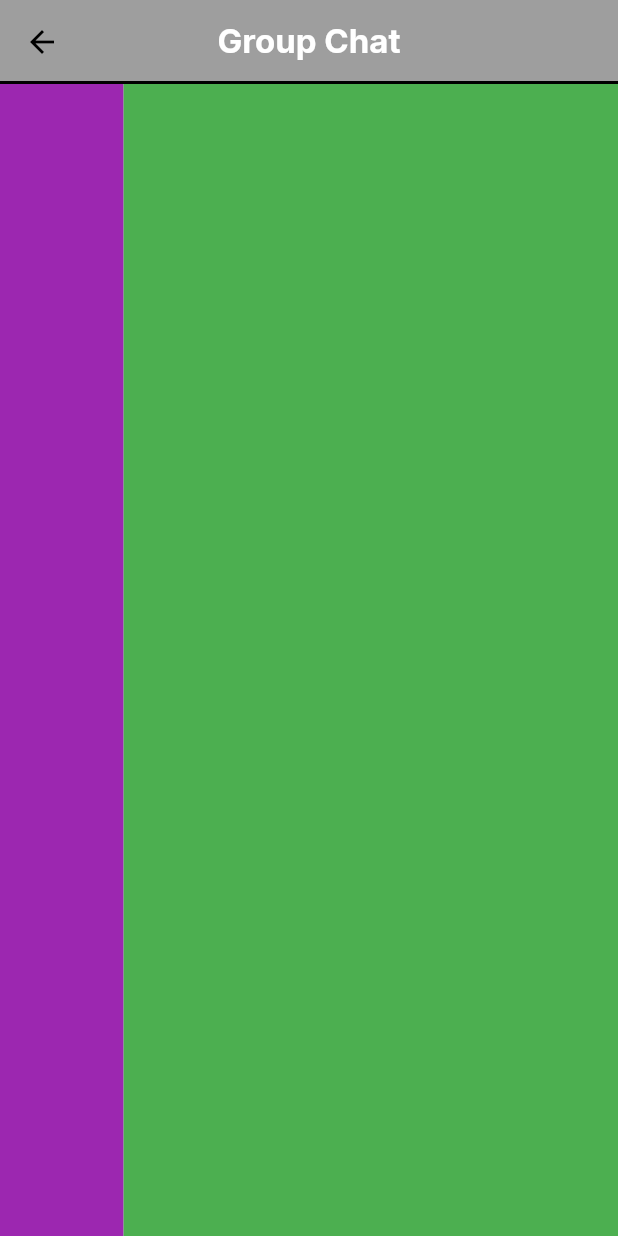
After one commit to 6B-Best-group/TheHousemateApp, a Flutter app: the GroupChatPage screen opened by its route, on a phone screen of 412 x 824 dp. The commit adds this screen. Run offline on Flutter 3.47's test engine with Material 3 defaults, Android fonts, the phone set to English and light mode, and no system bars; our stand-ins replace flutter_calendar_carousel; missing offline and left inert: dart:ffi.

Commit message:
created the groupchat page/scaffol

```diff
--- /dev/null
+++ b/housemate_app/lib/group_chat.dart
@@ -0,0 +1,39 @@
+import 'package:flutter/material.dart';
+
+class GroupChatPage extends StatefulWidget {
+  const GroupChatPage({super.key});
+
+  @override
+  State<GroupChatPage> createState() => _GroupChatPageState();
+}
+
+class _GroupChatPageState extends State<GroupChatPage> {
+  @override
+  Widget build(BuildContext context) {
+    return Scaffold(
+      appBar: AppBar(
+        centerTitle: true,
+        title: const Text(
+          'Group Chat',
+        ),
+      ),
+      body: Row(
+        children: [
+          Expanded(
+            flex: 1,
+            child: Container(
+              color: Colors.purple,
+              child: Column(),
+              ),
+            ),
+          Expanded(
+            flex: 4,
+            child: Container(
+              color: Colors.green,
+              child: Column()),
+            ),
+        ],
+      ),
+    );
+  }
+}
--- a/housemate_app/lib/home.dart
+++ b/housemate_app/lib/home.dart
@@ -15,7 +15,7 @@ class _MyHomePageState extends State<MyHomePage> {
   List<List<String>> pages = [
     //["Calender", '/calenderPage'],
     ["Shopping List",'/shoppingList'],
-    ["Group Chat",' '],
+    ["Group Chat",'/groupChat'],
   ];
 
   @override
--- a/housemate_app/lib/main.dart
+++ b/housemate_app/lib/main.dart
@@ -1,5 +1,6 @@
 import 'package:flutter/material.dart';
 import 'package:housemate_app/calender-page/calender.dart';
+import 'package:housemate_app/group_chat.dart';
 import 'package:housemate_app/home.dart';
 import 'package:housemate_app/shopping_list.dart';
 import 'package:housemate_app/user_profile.dart';
@@ -29,6 +30,7 @@ class MyApp extends StatelessWidget {
         '/shoppingList': (context) => const shopping_list(),
         '/userProfile': (context) => const UserProfile(),
         '/calenderPage': (context) => const CalenderPage(),
+        '/groupChat': (context) => const GroupChatPage(),
       },
     );
   }
```
